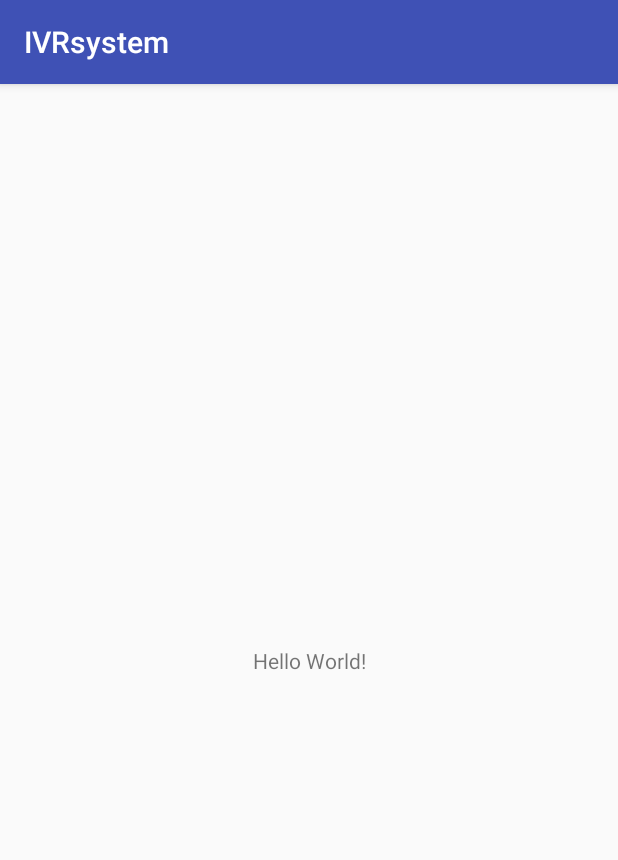
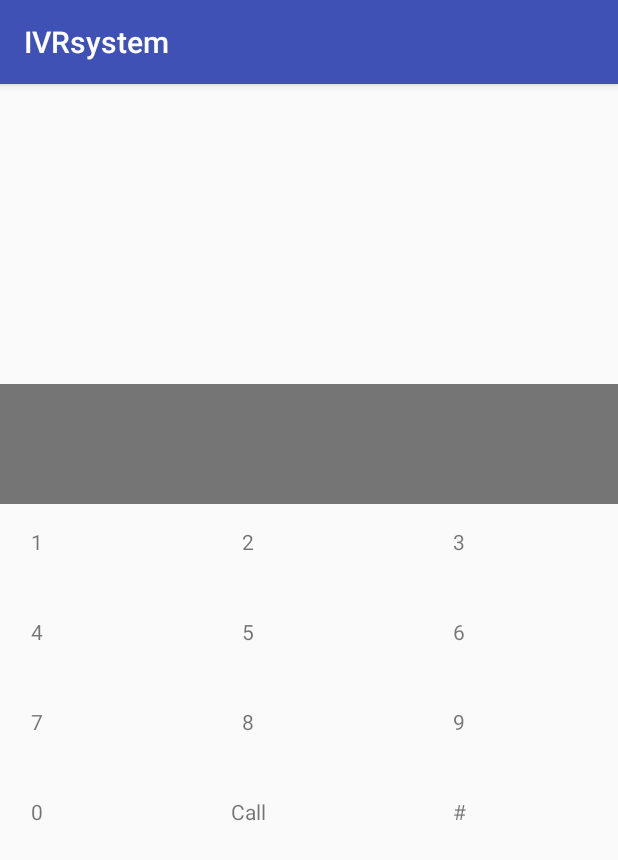
Before and after one commit to ronaksakhuja/IVRsystem, an Android app: the screen it shows after launch (MainActivity), on a phone screen of 412 x 824 dp. Shown: the top 860 px of the screen. Run offline under Robolectric (Android 15) with nearby library versions, the phone set to English and light mode, and no system bars.

Commit message:
basic call app

```diff
--- a/app/src/main/AndroidManifest.xml
+++ b/app/src/main/AndroidManifest.xml
@@ -16,6 +16,7 @@
                 <category android:name="android.intent.category.LAUNCHER" />
             </intent-filter>
         </activity>
+        <activity android:name=".Call"></activity>
     </application>
 
 </manifest>
--- /dev/null
+++ b/app/src/main/java/com/sodevan/ivrsystem/CustomGrid.java
@@ -0,0 +1,53 @@
+package com.sodevan.ivrsystem;
+
+import android.content.Context;
+import android.view.LayoutInflater;
+import android.view.View;
+import android.view.ViewGroup;
+import android.widget.BaseAdapter;
+import android.widget.TextView;
+
+/**
+ * Created by ronaksakhuja on 21/05/17.
+ */
+
+public class CustomGrid extends BaseAdapter {
+    private Context mContext;
+    private final String[] gridViewString;
+
+    public CustomGrid(Context context, String[] gridViewString) {
+        mContext = context;
+        this.gridViewString = gridViewString;
+    }
+    @Override
+    public int getCount() {
+        return gridViewString.length;
+    }
+
+    @Override
+    public Object getItem(int i) {
+        return null;
+    }
+
+    @Override
+    public long getItemId(int i) {
+        return 0;
+    }
+
+    @Override
+    public View getView(int i, View view, ViewGroup viewGroup) {
+       View gridviewAndroid;
+        LayoutInflater inflater= (LayoutInflater) mContext.getSystemService(Context.LAYOUT_INFLATER_SERVICE);
+        if(view==null){
+            gridviewAndroid=new View(mContext);
+            gridviewAndroid=inflater.inflate(R.layout.gridsample,null);
+            TextView tv= (TextView) gridviewAndroid.findViewById(R.id.text);
+            tv.setText(gridViewString[i]);
+        }
+        else
+        {
+            gridviewAndroid=(View)view;
+        }
+        return gridviewAndroid;
+    }
+}
--- a/app/src/main/java/com/sodevan/ivrsystem/MainActivity.java
+++ b/app/src/main/java/com/sodevan/ivrsystem/MainActivity.java
@@ -1,13 +1,49 @@
 package com.sodevan.ivrsystem;
 
+import android.content.Intent;
+import android.os.Bundle;
 import android.support.v7.app.AppCompatActivity;
-import android.os.Bundle;
+import android.view.View;
+import android.widget.AdapterView;
+import android.widget.GridView;
+import android.widget.ListView;
+import android.widget.TextView;
+
+import java.util.ArrayList;
 
 public class MainActivity extends AppCompatActivity {
+    GridView gridView;
+    String[] gridViewString = {
+            "1", "2", "3", "4", "5", "6",
+            "7", "8", "9", "0","Call","#"
+    } ;
+    TextView tv;
+    ListView lv;
+
 
     @Override
     protected void onCreate(Bundle savedInstanceState) {
         super.onCreate(savedInstanceState);
         setContentView(R.layout.activity_main);
+        gridView= (GridView) findViewById(R.id.grid);
+        lv= (ListView) findViewById(R.id.mylist);
+        ArrayList<String> list=new ArrayList<String>();
+
+
+        tv= (TextView) findViewById(R.id.number);
+        CustomGrid adapterViewAndroid= new CustomGrid(MainActivity.this,gridViewString);
+        gridView.setAdapter(adapterViewAndroid);
+        gridView.setOnItemClickListener(new AdapterView.OnItemClickListener() {
+            @Override
+            public void onItemClick(AdapterView<?> adapterView, View view, int i, long l) {
+                if (gridViewString[i].equals("Call")) {
+                        Intent intent=new Intent(MainActivity.this,Call.class);
+                    startActivity(intent);
+                } else {
+                    tv.append(gridViewString[i]);
+                }
+            }
+        });
+
     }
 }
--- a/app/src/main/res/layout/activity_main.xml
+++ b/app/src/main/res/layout/activity_main.xml
@@ -1,18 +1,35 @@
 <?xml version="1.0" encoding="utf-8"?>
-<android.support.constraint.ConstraintLayout xmlns:android="http://schemas.android.com/apk/res/android"
+<RelativeLayout xmlns:android="http://schemas.android.com/apk/res/android"
     xmlns:app="http://schemas.android.com/apk/res-auto"
     xmlns:tools="http://schemas.android.com/tools"
     android:layout_width="match_parent"
     android:layout_height="match_parent"
     tools:context="com.sodevan.ivrsystem.MainActivity">
-
+    <ListView
+        android:layout_width="match_parent"
+        android:layout_height="200dp"
+        android:id="@+id/mylist"
+        />
     <TextView
-        android:layout_width="wrap_content"
+        android:layout_width="match_parent"
+        android:layout_height="80dp"
+        android:id="@+id/number"
+        android:layout_below="@+id/mylist"
+        android:background="#757575"
+        android:textColor="#fff"
+        android:text=""
+        android:gravity="center_vertical|center_horizontal"
+        android:textSize="30dp"/>
+    <GridView xmlns:android="http://schemas.android.com/apk/res/android"
+        android:id="@+id/grid"
+        android:layout_width="fill_parent"
         android:layout_height="wrap_content"
-        android:text="Hello World!"
-        app:layout_constraintBottom_toBottomOf="parent"
-        app:layout_constraintLeft_toLeftOf="parent"
-        app:layout_constraintRight_toRightOf="parent"
-        app:layout_constraintTop_toTopOf="parent" />
-
-</android.support.constraint.ConstraintLayout>
+        android:layout_below="@+id/number"
+        android:columnWidth="100dp"
+        android:numColumns="3"
+        android:verticalSpacing="10dp"
+        android:horizontalSpacing="10dp"
+        android:stretchMode="columnWidth"
+        android:gravity="center_horizontal|center_vertical"
+        />
+</RelativeLayout>
--- /dev/null
+++ b/app/src/main/res/layout/gridsample.xml
@@ -0,0 +1,11 @@
+<?xml version="1.0" encoding="utf-8"?>
+<LinearLayout xmlns:android="http://schemas.android.com/apk/res/android"
+    android:orientation="vertical" android:layout_width="match_parent"
+    android:layout_height="match_parent">
+    <TextView
+        android:layout_width="50dp"
+        android:layout_height="50dp"
+        android:id="@+id/text"
+        android:gravity="center_vertical|center_horizontal"/>
+
+</LinearLayout>
```
Also changed, not shown: app/src/main/java/com/sodevan/ivrsystem/Call.java (added, +25 -0 lines), app/src/main/res/layout/activity_call.xml (added, +10 -0 lines), app/src/main/res/layout/simplerow.xml (added, +11 -0 lines).
